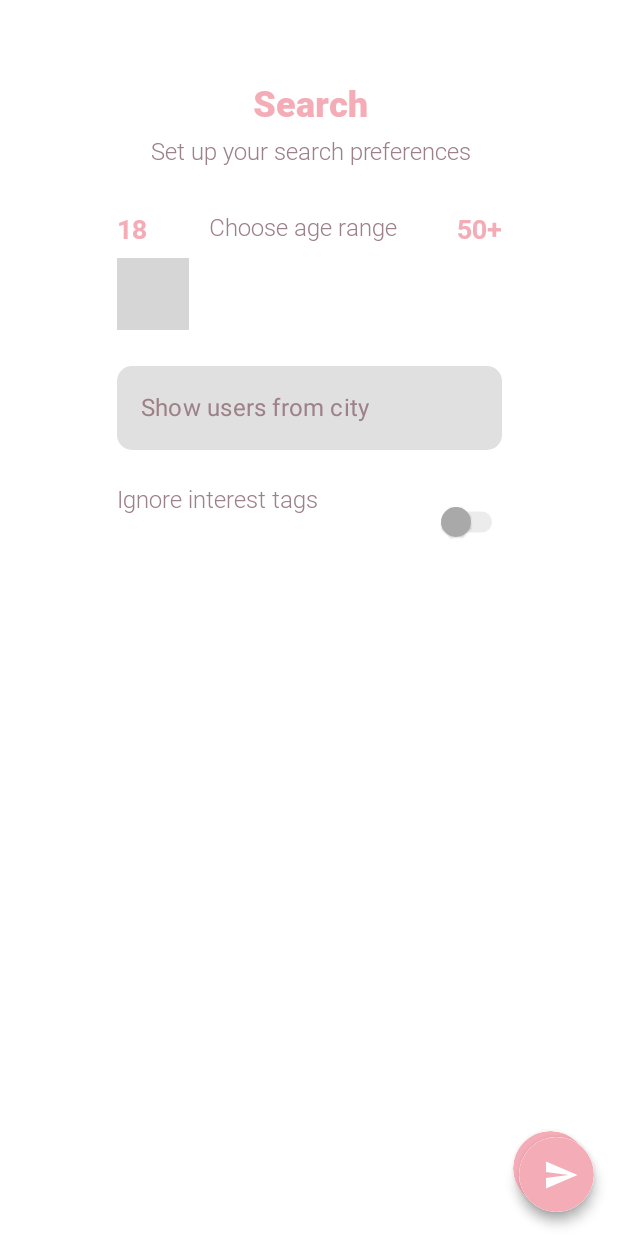
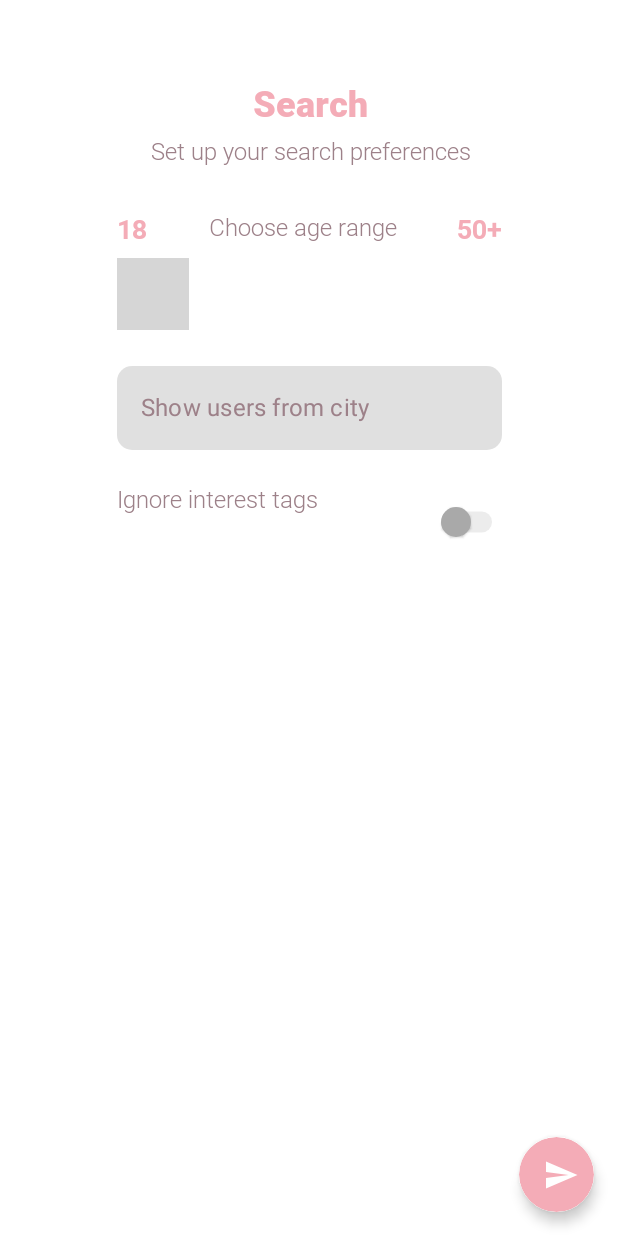
Before and after one commit to MaxwellEdisonBay/Gitwi, an Android app built with Jetpack Compose: the composable Step3 shown on its own in the app's theme, on a phone screen of 412 x 824 dp. Run offline under Robolectric (Android 15) with nearby library versions, the phone set to English and light mode, and no system bars; our stand-ins replace Dagger/Hilt's generated code; 4 statements that could not run were skipped; grey boxes are pictures that could not be loaded.

Commit message:
Ui bug fix

```diff
--- a/app/src/main/java/com/mangofriends/mangoappnewest/presentation/register/Step3.kt
+++ b/app/src/main/java/com/mangofriends/mangoappnewest/presentation/register/Step3.kt
@@ -66,13 +66,5 @@ fun Step3Body(viewModel: RegisterViewModel, navController: NavController) {
             InterestTagSwitch(viewModel)
 
         }
-        Box(
-            modifier = Modifier
-                .fillMaxSize()
-                .padding(20.dp),
-            contentAlignment = Alignment.BottomEnd
-        ) {
-            Next3Button(viewModel, navController)
-        }
     }
 }
--- a/app/src/main/java/com/mangofriends/mangoappnewest/presentation/register/components/Step2Components.kt
+++ b/app/src/main/java/com/mangofriends/mangoappnewest/presentation/register/components/Step2Components.kt
@@ -225,12 +225,11 @@ fun GenderDropDown(viewModel: RegisterViewModel) {
     } else {
         Icons.Filled.KeyboardArrowDown
     }
-    Column() {
+    Column(Modifier.padding(vertical = 16.dp)) {
 
 
         Column(
             modifier = Modifier
-                .padding(top = 20.dp, bottom = 20.dp)
                 .fillMaxWidth()
         ) {
             OutlinedTextField(
```
